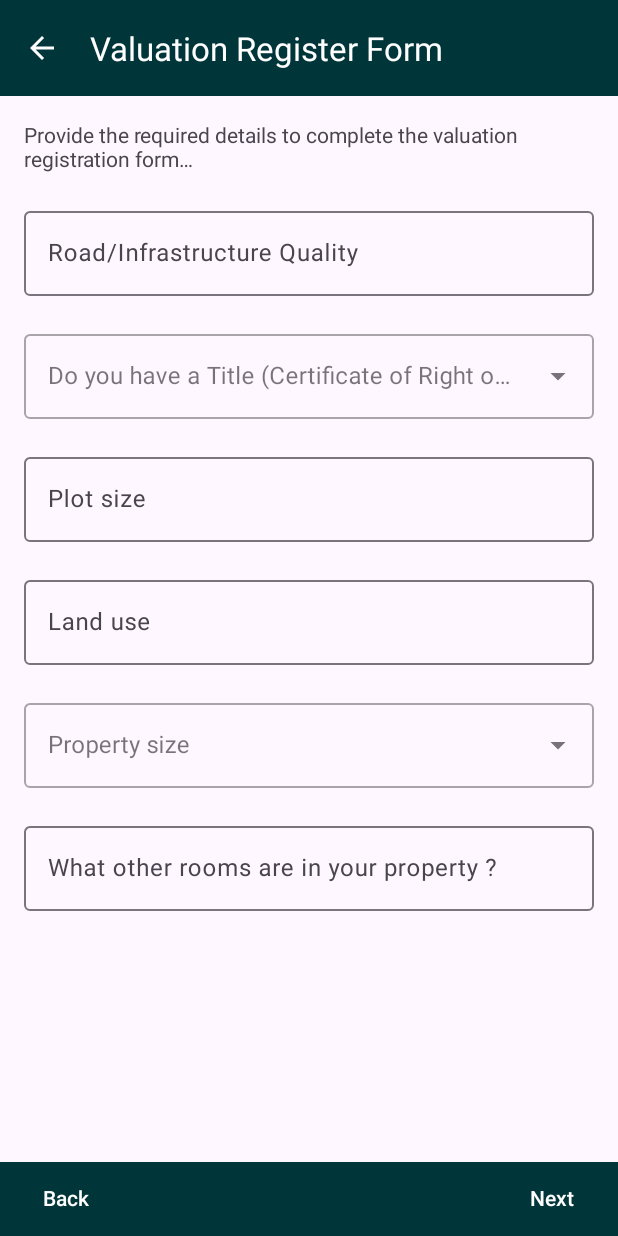
After one commit to m453h/valuation_register_mobile_app, an Android app: the fragment FormStepTwo placed in its activity, on a phone screen of 412 x 824 dp. The commit adds this screen. Run offline under Robolectric (Android 15) with nearby library versions, the phone set to English and light mode, and no system bars; our stand-ins replace Room's generated code.

Commit message:
Implement second page of valuation register form

```diff
--- /dev/null
+++ b/app/src/main/java/com/aru/valuationregister/ValuationRegister/FormStepTwo.java
@@ -0,0 +1,301 @@
+package com.aru.valuationregister.ValuationRegister;
+
+import android.content.Intent;
+import android.os.Bundle;
+import android.view.LayoutInflater;
+import android.view.View;
+import android.view.ViewGroup;
+import android.widget.AutoCompleteTextView;
+import android.widget.Button;
+import android.widget.EditText;
+
+import androidx.fragment.app.Fragment;
+
+import com.aru.valuationregister.R;
+import com.google.android.material.textfield.TextInputLayout;
+
+import java.util.ArrayList;
+import java.util.List;
+import java.util.Objects;
+
+
+public class FormStepTwo extends Fragment {
+
+    private boolean isComplete;
+
+    private ParentFormWizard parentFormWizard;
+
+    private EditText roadInfrastructureQualityEditText;
+
+    private List<String> roadInfrastructureQualityIds;
+    private List<String> roadInfrastructureQualityText;
+
+    private AutoCompleteTextView hasTitleTextView;
+
+    private TextInputLayout whenTitleAcquiredInputLayout;
+
+    private EditText whenTitleAcquiredEditText;
+    private EditText plotSizeEditText;
+
+    private EditText landUseEditText;
+    private List<String> landUseIds;
+    private List<String> landUseText;
+    private EditText accommodationDetailsEditText;
+    private List<String> accommodationDetailsIds;
+    private List<String> accommodationDetailsText;
+
+    private AutoCompleteTextView propertySizeTextView;
+
+    private Intent intent;
+
+
+
+    private Bundle formData;
+
+    @Override
+    public View onCreateView(LayoutInflater inflater, ViewGroup container,
+                             Bundle savedInstanceState) {
+
+        View v = inflater.inflate(R.layout.form_step_two, container, false);
+
+        // Get ui form widgets
+        roadInfrastructureQualityEditText = v.findViewById(R.id.road_infrastructure_quality);
+        hasTitleTextView = v.findViewById(R.id.has_title_text_view);
+        whenTitleAcquiredEditText = v.findViewById(R.id.when_was_title_acquired_edit_text);
+        whenTitleAcquiredInputLayout = v.findViewById(R.id.when_was_title_acquired_input_layout);
+        plotSizeEditText = v.findViewById(R.id.plot_size_edit_text);
+        landUseEditText = v.findViewById(R.id.land_use_edit_text);
+        propertySizeTextView = v.findViewById(R.id.property_size_text_view);
+        accommodationDetailsEditText = v.findViewById(R.id.accommodation_details_edit_text);
+
+        //Set the intent used to persist data across fragments
+        intent = requireActivity().getIntent();
+        formData = intent.getExtras();
+
+        if (formData == null) {
+            formData = new Bundle();
+        }
+
+        // Get the instance of the Parent form wizard with form building helpers
+        parentFormWizard = (ParentFormWizard) getActivity();
+        assert parentFormWizard != null;
+
+        // Add dropdown lists to the parent activity, these will be used to initialize the widget
+        isComplete = false;
+
+        // Set persisted form data to current UI elements
+        displayBoundDataFields();
+
+        parentFormWizard.initializeDropdownLists(propertySizeTextView, "property-size");
+        parentFormWizard.initializeSimpleDropdownLists(hasTitleTextView,
+                new String[]{"Yes", "No"});
+
+        roadInfrastructureQualityIds = new ArrayList<>();
+        roadInfrastructureQualityText = new ArrayList<>();
+        roadInfrastructureQualityEditText.setOnClickListener(v1 ->
+                parentFormWizard.
+                        getDialogSelector(roadInfrastructureQualityEditText,
+                                "infrastructure-quality",
+                                R.string.road_infrastructure_quality, (configuration, type) -> {
+                                    if (type.equals("checked")) {
+                                        roadInfrastructureQualityIds.
+                                                add(configuration.configurationId);
+                                        roadInfrastructureQualityText.
+                                                add(configuration.description);
+                                    } else if (type.equals("unchecked")) {
+                                        roadInfrastructureQualityIds.
+                                                remove(configuration.configurationId);
+                                        roadInfrastructureQualityText.
+                                                remove(configuration.description);
+                                    }
+                                    formData.putString("roadInfrastructureQualityIds",
+                                            android.text.TextUtils.join(",",
+                                                    roadInfrastructureQualityIds));
+
+                                    formData.putString("roadInfrastructureQualityText",
+                                            android.text.TextUtils.join(", ",
+                                                    roadInfrastructureQualityText));
+                                })
+        );
+
+        landUseIds = new ArrayList<>();
+        landUseText = new ArrayList<>();
+        landUseEditText.setOnClickListener(v1 ->
+                parentFormWizard.
+                        getDialogSelector(landUseEditText,
+                                "land-use",
+                                R.string.land_use, (configuration, type) -> {
+                                    if (type.equals("checked")) {
+                                        landUseIds.
+                                                add(configuration.configurationId);
+                                        landUseText.
+                                                add(configuration.description);
+                                    } else if (type.equals("unchecked")) {
+                                        landUseIds.
+                                                remove(configuration.configurationId);
+                                        landUseText.
+                                                remove(configuration.description);
+                                    }
+                                    formData.putString("landUseIds",
+                                            android.text.TextUtils.join(",",
+                                                    landUseIds));
+
+                                    formData.putString("landUseText",
+                                            android.text.TextUtils.join(", ",
+                                                    landUseText));
+                                })
+        );
+
+
+        // Set a listener for is neighbour of valuable project dropdown item to get selected item
+        hasTitleTextView.
+                setOnItemClickListener((parent, view, position, id) -> {
+
+                    if (parent.getItemAtPosition(position).toString().equals("Yes"))
+                        whenTitleAcquiredInputLayout.setVisibility(View.VISIBLE);
+                    else
+                        whenTitleAcquiredInputLayout.setVisibility(View.GONE);
+
+                    formData.putString("hasTitle",
+                            parent.getItemAtPosition(position).toString());
+                });
+
+
+        accommodationDetailsIds = new ArrayList<>();
+        accommodationDetailsText = new ArrayList<>();
+        accommodationDetailsEditText.setOnClickListener(v1 ->
+                parentFormWizard.
+                        getDialogSelector(accommodationDetailsEditText,
+                                "accommodation-details",
+                                R.string.accommodation_details, (configuration, type) -> {
+                                    if (type.equals("checked")) {
+                                        accommodationDetailsIds.
+                                                add(configuration.configurationId);
+                                        accommodationDetailsText.
+                                                add(configuration.description);
+                                    } else if (type.equals("unchecked")) {
+                                        accommodationDetailsIds.
+                                                remove(configuration.configurationId);
+                                        accommodationDetailsText.
+                                                remove(configuration.description);
+                                    }
+                                    formData.putString("accommodationDetailsIds",
+                                            android.text.TextUtils.join(",",
+                                                    accommodationDetailsIds));
+
+                                    formData.putString("accommodationDetailsText",
+                                            android.text.TextUtils.join(", ",
+                                                    accommodationDetailsText));
+                                })
+        );
+
+        propertySizeTextView.setOnItemClickListener((parent, view, position, id) -> {
+            parentFormWizard.getConfigurationItemId("property-size",
+                    parent.getItemAtPosition(position).toString(), (configuration, type) -> {
+                        formData.putString("propertySizeId", configuration.configurationId);
+                        formData.putString("propertySizeText", configuration.description);
+                    });
+        });
+
+        return v;
+    }
+
+    /**
+     * Called whenever the wizard proceeds to the next step or goes back to the previous step
+     */
+    private void bindDataFields() {
+        formData.putString("plotSize", plotSizeEditText.getText().toString());
+        formData.putString("whenTitleAcquired", whenTitleAcquiredEditText.getText().toString());
+
+        isComplete = formData.get("roadInfrastructureQualityIds") != null &&
+                formData.get("hasTitle") != null &&
+                formData.get("plotSize") != null &&
+                formData.get("landUseIds") != null &&
+                formData.get("propertySizeId") != null &&
+                formData.get("accommodationDetailsIds") != null;
+        intent.putExtras(formData);
+    }
+
+    private void displayBoundDataFields() {
+        if (formData != null) {
+            if (formData.get("roadInfrastructureQualityText") != null) {
+                roadInfrastructureQualityEditText.
+                        setText(Objects.requireNonNull(
+                                formData.get("roadInfrastructureQualityText")).toString());
+            }
+
+            if (formData.get("hasTitle") != null) {
+                hasTitleTextView.
+                        setText(Objects.requireNonNull(
+                                formData.get("hasTitle")).toString(), false);
+
+                if (Objects.equals(formData.getString("hasTitle"), "Yes")) {
+                    whenTitleAcquiredInputLayout.setVisibility(View.VISIBLE);
+                }
+            }
+
+            if (formData.get("plotSize") != null) {
+                plotSizeEditText.
+                        setText(Objects.requireNonNull(
+                                formData.get("plotSize")).toString());
+            }
+
+            if (formData.get("whenTitleAcquired") != null) {
+                whenTitleAcquiredEditText.
+                        setText(Objects.requireNonNull(
+                                formData.get("whenTitleAcquired")).toString());
+            }
+
+            if (formData.get("landUseText") != null) {
+                landUseEditText.
+                        setText(Objects.requireNonNull(
+                                formData.get("landUseText")).toString());
+            }
+
+            if (formData.get("propertySizeText") != null) {
+                propertySizeTextView.
+                        setText(Objects.requireNonNull(
+                                formData.get("propertySizeText")).toString());
+            }
+
+            if (formData.get("accommodationDetailsText") != null) {
+                accommodationDetailsEditText.
+                        setText(Objects.requireNonNull(
+                                formData.get("accommodationDetailsText")).toString());
+            }
+        }
+
+    }
+
+    @Override
+    public void onPause() {
+        super.onPause();
+        bindDataFields();
+    }
+
+    @Override
+    public void onResume() {
+        super.onResume();
+        displayBoundDataFields();
+    }
+
+    @Override
+    public void onActivityCreated(Bundle savedInstanceState) {
+        super.onActivityCreated(savedInstanceState);
+
+        Button btnNext = requireActivity().findViewById(R.id.next);
+        btnNext.setOnClickListener(v -> {
+            bindDataFields();
+
+            if (isComplete) {
+                ((ParentFormWizard) requireActivity()).onClick(v);
+            } else {
+                ((ParentFormWizard) requireActivity()).displayIncompleteFormDialog();
+            }
+        });
+
+        Button btnBack = requireActivity().findViewById(R.id.back);
+        btnBack.setOnClickListener(v -> ((ParentFormWizard) requireActivity()).onClick(v));
+    }
+
+}
--- /dev/null
+++ b/app/src/main/res/layout/form_step_two.xml
@@ -0,0 +1,163 @@
+<?xml version="1.0" encoding="utf-8"?>
+
+<LinearLayout xmlns:android="http://schemas.android.com/apk/res/android"
+    xmlns:app="http://schemas.android.com/apk/res-auto"
+    android:orientation="vertical"
+    android:layout_width="match_parent"
+    android:layout_height="match_parent"
+    android:paddingLeft="16dp"
+    android:paddingRight="16dp">
+
+
+    <ScrollView
+        android:id="@+id/login_form"
+        android:layout_width="fill_parent"
+        android:layout_height="fill_parent"
+        >
+
+        <LinearLayout
+            android:id="@+id/valuation_register_form"
+            android:layout_width="match_parent"
+            android:layout_height="wrap_content"
+            android:orientation="vertical"
+            >
+            <TextView
+                android:layout_width="match_parent"
+                android:layout_height="wrap_content"
+                android:id="@+id/textView"
+                android:text="@string/h1_form_text"
+                android:layout_marginTop="80dp"
+                android:layout_marginBottom="20dp"
+                android:textSize="14sp" />
+
+            <com.google.android.material.textfield.TextInputLayout
+                android:layout_width="match_parent"
+                android:layout_height="wrap_content"
+                android:layout_marginBottom="20dp">
+
+                <EditText
+                    android:id="@+id/road_infrastructure_quality"
+                    android:layout_width="match_parent"
+                    android:layout_height="wrap_content"
+                    android:hint="@string/road_infrastructure_quality"
+                    android:inputType="text"
+                    android:cursorVisible="false"
+                    android:focusable="false"
+                    android:focusableInTouchMode="false"
+                    android:maxLines="1"
+                    android:singleLine="true" />
+
+            </com.google.android.material.textfield.TextInputLayout>
+
+            <com.google.android.material.textfield.TextInputLayout
+                style="@style/Widget.MaterialComponents.TextInputLayout.OutlinedBox.ExposedDropdownMenu"
+                android:layout_width="match_parent"
+                android:layout_height="wrap_content"
+                android:layout_marginBottom="20dp"
+                android:hint="@string/has_title"
+                >
+                <AutoCompleteTextView
+                    android:id="@+id/has_title_text_view"
+                    android:layout_width="match_parent"
+                    android:layout_height="match_parent"
+                    android:layout_weight="1"
+                    android:inputType="none" />
+            </com.google.android.material.textfield.TextInputLayout>
+
+
+            <com.google.android.material.textfield.TextInputLayout
+                android:id="@+id/when_was_title_acquired_input_layout"
+                android:visibility="gone"
+                android:layout_width="match_parent"
+                android:layout_height="wrap_content"
+                android:layout_marginBottom="20dp">
+
+                <EditText
+                    android:id="@+id/when_was_title_acquired_edit_text"
+                    android:layout_width="match_parent"
+                    android:layout_height="wrap_content"
+                    android:hint="@string/when_was_the_title_acquired"
+                    android:inputType="number"
+                    android:maxLines="1"
+                    android:singleLine="true" />
+
+            </com.google.android.material.textfield.TextInputLayout>
+
+            <com.google.android.material.textfield.TextInputLayout
+                android:layout_width="match_parent"
+                android:layout_height="wrap_content"
+                android:layout_marginBottom="20dp">
+
+                <EditText
+                    android:id="@+id/plot_size_edit_text"
+                    android:layout_width="match_parent"
+                    android:layout_height="wrap_content"
+                    android:hint="@string/plot_size"
+                    android:inputType="numberDecimal"
+                    android:maxLines="1"
+                    android:singleLine="true" />
+
+            </com.google.android.material.textfield.TextInputLayout>
+
+            <com.google.android.material.textfield.TextInputLayout
+                android:layout_width="match_parent"
+                android:layout_height="wrap_content"
+                android:layout_marginBottom="20dp">
+
+                <EditText
+                    android:id="@+id/land_use_edit_text"
+                    android:layout_width="match_parent"
+                    android:layout_height="wrap_content"
+                    android:hint="@string/land_use"
+                    android:inputType="text"
+                    android:cursorVisible="false"
+                    android:focusable="false"
+                    android:focusableInTouchMode="false"
+                    android:maxLines="1"
+                    android:singleLine="true" />
+
+            </com.google.android.material.textfield.TextInputLayout>
+
+
+            <com.google.android.material.textfield.TextInputLayout
+                style="@style/Widget.MaterialComponents.TextInputLayout.OutlinedBox.ExposedDropdownMenu"
+                android:layout_width="match_parent"
+                android:layout_height="wrap_content"
+                android:layout_marginBottom="20dp"
+                android:hint="@string/property_size"
+                >
+                <AutoCompleteTextView
+                    android:id="@+id/property_size_text_view"
+                    android:layout_width="match_parent"
+                    android:layout_height="match_parent"
+                    android:layout_weight="1"
+                    android:inputType="none" />
+            </com.google.android.material.textfield.TextInputLayout>
+
+
+            <com.google.android.material.textfield.TextInputLayout
+                android:layout_width="match_parent"
+                android:layout_height="wrap_content"
+                android:layout_marginBottom="20dp">
+
+                <EditText
+                    android:id="@+id/accommodation_details_edit_text"
+                    android:layout_width="match_parent"
+                    android:layout_height="wrap_content"
+                    android:hint="@string/accommodation_details"
+                    android:inputType="text"
+                    android:cursorVisible="false"
+                    android:focusable="false"
+                    android:focusableInTouchMode="false"
+                    android:maxLines="1"
+                    android:singleLine="true" />
+
+            </com.google.android.material.textfield.TextInputLayout>
+
+
+
+
+        </LinearLayout>
+
+    </ScrollView>
+</LinearLayout>
--- a/app/src/main/res/values/strings.xml
+++ b/app/src/main/res/values/strings.xml
@@ -91,4 +91,12 @@
     <string name="accessibility_road_name">Please mention the name of the road(s)</string>
     <string name="is_neighbour_of_valuable_project">Any on-going project expected to affect value of property ?</string>
     <string name="project_name">Please provide the name of the project</string>
+    <string name="road_infrastructure_quality">Road/Infrastructure Quality</string>
+    <string name="has_title">Do you have a Title (Certificate of Right of Occupancy)</string>
+    <string name="when_was_the_title_acquired">When was the title acquired ?</string>
+    <string name="plot_size">Plot size</string>
+    <string name="land_use">Land use</string>
+    <string name="property_size">Property size</string>
+    <string name="accommodation_details">What other rooms are in your property ?</string>
+    <string name="land_development_status">Land development status</string>
 </resources>
```
Also changed, not shown: app/src/main/java/com/aru/valuationregister/ValuationRegister/FormStepOne.java (+6 -15 lines), app/src/main/java/com/aru/valuationregister/ValuationRegister/FormStepThree.java (added, +109 -0 lines), app/src/main/java/com/aru/valuationregister/ValuationRegister/ParentFormWizard.java (+11 -17 lines), app/src/main/res/layout/form_step_one.xml (renamed from app/src/main/res/layout/form_step_1.xml).
